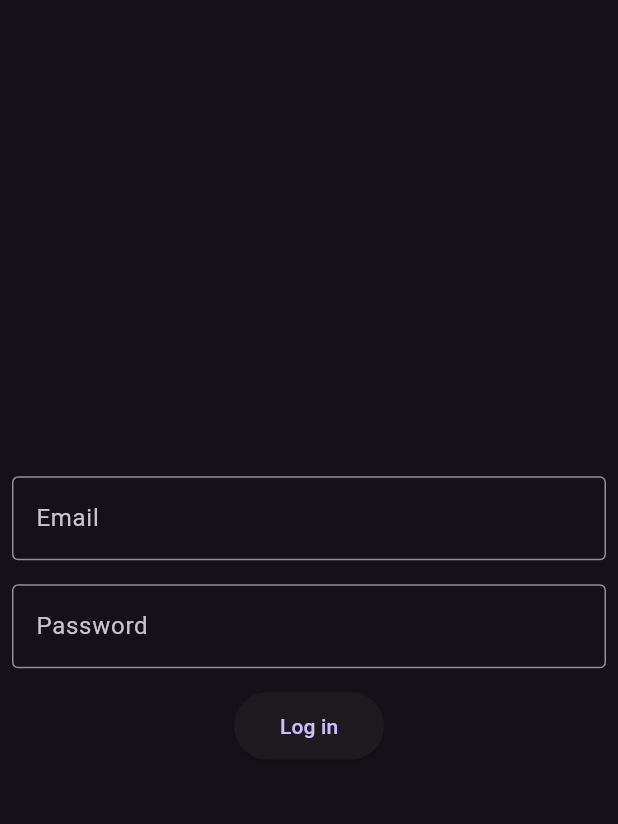
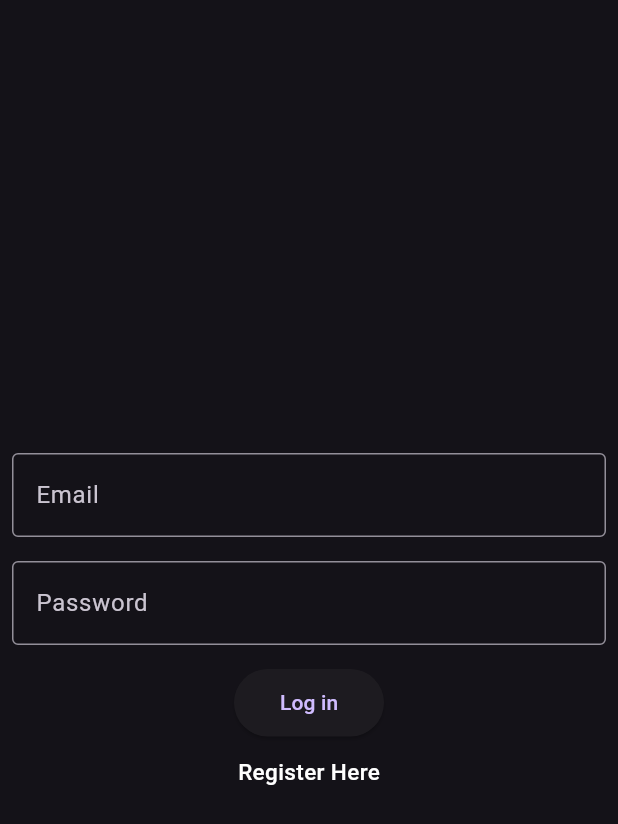
Before and after one commit to TBG101/androidRemoteControlWindowsApp, a Flutter app: the screen it shows after launch, after a tap on "Log in", on a phone screen of 412 x 824 dp. Shown: the top 824 px of the screen. Run offline on Flutter 3.47's test engine with Material 3 defaults, Android fonts, the phone set to English and light mode, and no system bars; our stand-ins replace shared_preferences, socket_io_client; missing offline and left inert: window_manager; network calls fail.

Commit message:
fixed bugs

```diff
--- a/windowsController/windwoscontroller/lib/Login.dart
+++ b/windowsController/windwoscontroller/lib/Login.dart
@@ -1,8 +1,10 @@
 import 'dart:convert';
+import 'dart:core';
 import 'package:flutter/material.dart';
 import 'package:http/http.dart' as http;
 import 'package:shared_preferences/shared_preferences.dart';
 import 'package:windwoscontroller/home.dart';
+import 'package:windwoscontroller/register.dart';
 
 class LoginPage extends StatefulWidget {
   const LoginPage({super.key});
@@ -15,8 +17,8 @@ class _LoginPageState extends State<LoginPage> {
   TextEditingController email = TextEditingController();
   TextEditingController passowrd = TextEditingController();
 
-  Future<bool> login() async {
-    var url = Uri.parse('http://192.168.1.13:5000/login');
+  Future<int> getLoginStatus() async {
+    var url = Uri.parse('https://testiingdeploy.onrender.com/login');
 
     var response = await http.post(url,
         headers: {'Content-Type': 'application/json'},
@@ -27,51 +29,74 @@ class _LoginPageState extends State<LoginPage> {
           },
         ));
 
-    // check the status code for the result
+    // check the status code if 200 then store the token
     if (response.statusCode == 200) {
-      print("status == 200");
       Map<String, dynamic> data = json.decode(response.body);
       final SharedPreferences prefs = await SharedPreferences.getInstance();
       await prefs.setString('token', data["access_token"]);
-      return true;
-    } else {
-      debugPrint('Request failed with status: ${response.statusCode}.');
     }
-    return false;
+    return response.statusCode;
+  }
+
+  void login() {
+    getLoginStatus().then(
+      (value) {
+        if (value == 200) {
+          debugPrint("permitted to enter");
+          Navigator.pushReplacement(
+            context,
+            MaterialPageRoute(builder: (context) => const Home()),
+          );
+        } else if (value == 401) {
+          debugPrint('Request failed with status: $value.');
+          ScaffoldMessenger.of(context).showSnackBar(const SnackBar(
+            content: Text("Email or password are not correct"),
+          ));
+        } else {
+          debugPrint('Error with status $value.');
+          ScaffoldMessenger.of(context).showSnackBar(const SnackBar(
+            content: Text("Email or password are not correct"),
+          ));
+        }
+      },
+    );
   }
 
   Future<bool> checkToken() async {
     final SharedPreferences prefs = await SharedPreferences.getInstance();
     final String? _token = prefs.getString('token');
+    if (_token == null || _token.isEmpty) return false;
 
-    if (_token != null) {
-      var r = await http
-          .get(Uri.parse("http://192.168.1.13:5000/protected"), headers: {
-        "Authorization": "Bearer $_token",
-        'Content-Type': 'application/json',
-      });
-      if (r.statusCode == 200) {
-        // PERMITTED TO ENTER
-        return true;
-      } else
-        print("not permitedd");
+    var r = await http.get(
+        Uri.parse("https://testiingdeploy.onrender.com/protected"),
+        headers: {
+          "Authorization": "Bearer $_token",
+          'Content-Type': 'application/json',
+        });
+    if (r.statusCode != 200) {
+      // NOT PERMITTED
+      debugPrint("not permitedd");
+
+      return false;
     }
-    if (_token == null) {
-      print("no token");
-    }
-    return false;
+
+    // PERMITTED TO ENTER
+    return true;
   }
 
-  checkAcces() {
+  void checkAcces() {
     checkToken().then((value) => {
           if (value)
-            {
-              Navigator.push(
-                context,
-                MaterialPageRoute(builder: (context) => const Home()),
-              )
-            }
+            Navigator.pushReplacement(
+                context, MaterialPageRoute(builder: (context) => const Home()))
         });
+  }
+
+  register() {
+    Navigator.pushReplacement(
+      context,
+      MaterialPageRoute(builder: (context) => Register()),
+    );
   }
 
   @override
@@ -80,7 +105,7 @@ class _LoginPageState extends State<LoginPage> {
     try {
       checkAcces();
     } catch (e) {
-      debugPrint("problme with checking Token: ${e.toString()}");
+      throw ("problem with checking Token: ${e.toString()}");
     }
   }
 
@@ -128,23 +153,20 @@ class _LoginPageState extends State<LoginPage> {
                 height: 45,
                 width: 100,
                 child: ElevatedButton(
-                  onPressed: () {
-                    try {
-                      login().then((value) {
-                        if (value) {
-                          Navigator.push(
-                            context,
-                            MaterialPageRoute(
-                                builder: (context) => const Home()),
-                          );
-                        }
-                      });
-                    } catch (e) {
-                      debugPrint("probleme with loggin in: ${e.toString()}");
-                    }
-                  },
+                  onPressed: login,
                   child: const Text("Log in"),
                 ),
+              ),
+            ),
+            Padding(
+              padding: const EdgeInsets.all(5.0),
+              child: GestureDetector(
+                onTap: register,
+                child: const Text("Register Here",
+                    style: TextStyle(
+                        color: Color.fromARGB(255, 255, 255, 255),
+                        fontSize: 15,
+                        fontWeight: FontWeight.w500)),
               ),
             ),
           ],
```
Also changed, not shown: windowsController/windwoscontroller/lib/home.dart (+144 -58 lines), windowsController/windwoscontroller/lib/register.dart (added, +143 -0 lines), 1 other file.
